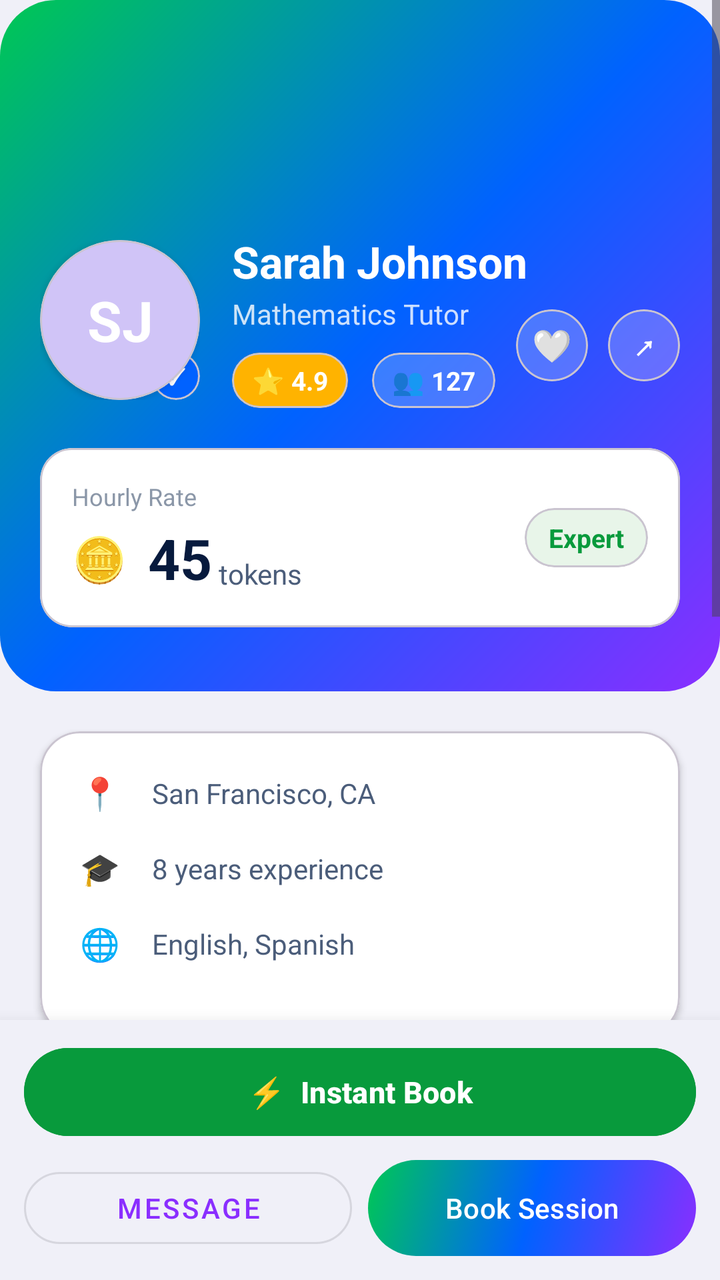
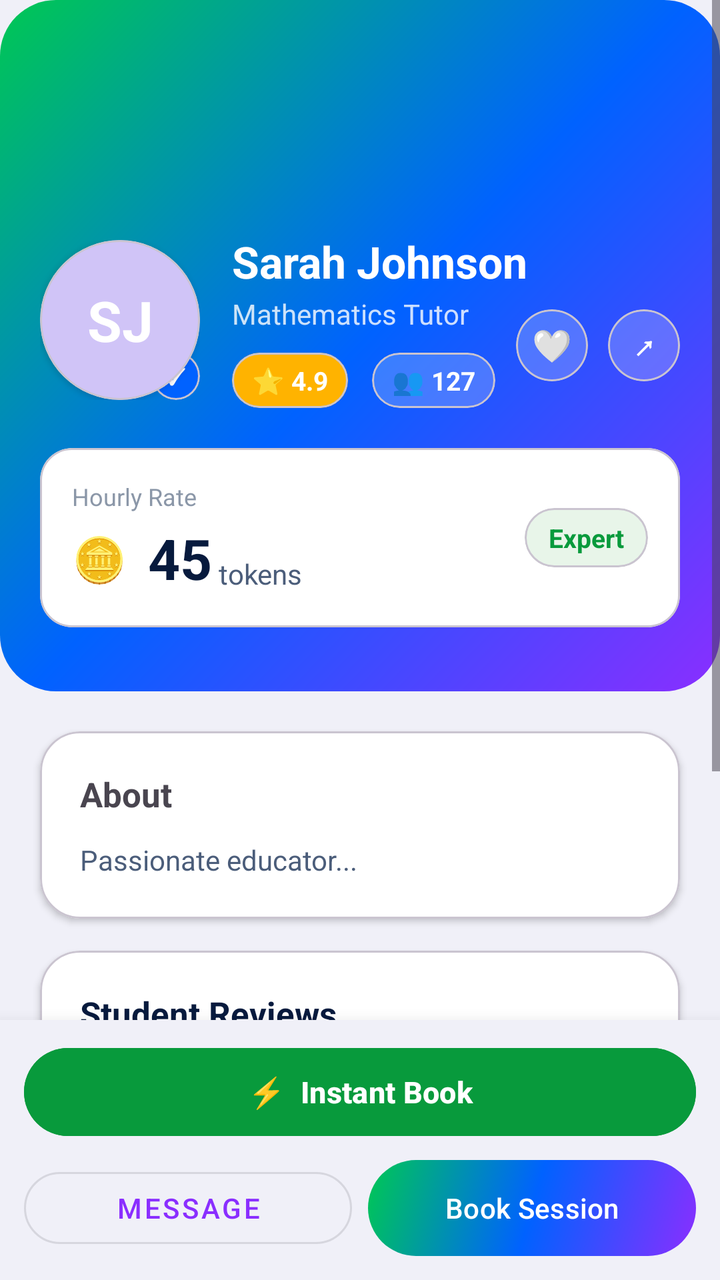

The first picture is an Android layout as it rendered before a commit; the second is the same layout after the commit. The layout source and the unified diff follow.
<!-- AndroidManifest.xml: application theme Theme.PeerTutoringApollo -->
<!-- res/layout/activity_tutor_detail.xml -->
<?xml version="1.0" encoding="utf-8"?>
<LinearLayout xmlns:android="http://schemas.android.com/apk/res/android"
    xmlns:app="http://schemas.android.com/apk/res-auto"
    android:layout_width="match_parent"
    android:layout_height="match_parent"
    android:orientation="vertical"
    android:background="#F0F0F8">

    <ScrollView
        android:layout_width="match_parent"
        android:layout_height="0dp"
        android:layout_weight="1"
        android:fillViewport="true">

        <LinearLayout
            android:layout_width="match_parent"
            android:layout_height="wrap_content"
            android:orientation="vertical">

            <RelativeLayout
                android:layout_width="match_parent"
                android:layout_height="wrap_content"
                android:background="@drawable/bg_button_gradient"
                android:paddingTop="48dp"
                android:paddingBottom="32dp"
                android:paddingHorizontal="20dp">

                <ImageButton
                    android:id="@+id/btnBack"
                    android:layout_width="48dp"
                    android:layout_height="48dp"
                    android:background="@android:color/transparent"
                    android:src="@android:drawable/ic_media_previous"
                    android:contentDescription="Back"
                    android:layout_alignParentStart="true"
                    android:layout_centerVertical="true"
                    app:tint="#FFFFFF" />

                <LinearLayout
                    android:layout_width="wrap_content"
                    android:layout_height="wrap_content"
                    android:orientation="horizontal"
                    android:layout_alignParentEnd="true"
                    android:layout_centerVertical="true">

                    <com.google.android.material.card.MaterialCardView
                        android:id="@+id/btnFavourite"
                        android:layout_width="36dp"
                        android:layout_height="36dp"
                        android:layout_marginEnd="10dp"
                        app:cardCornerRadius="18dp"
                        app:cardBackgroundColor="#33FFFFFF"
                        app:cardElevation="0dp">
                        <TextView android:layout_width="match_parent" android:layout_height="match_parent" android:gravity="center" android:text="🤍" android:textSize="16sp" />
                    </com.google.android.material.card.MaterialCardView>

                    <com.google.android.material.card.MaterialCardView
                        android:id="@+id/btnShare"
                        android:layout_width="36dp"
                        android:layout_height="36dp"
                        app:cardCornerRadius="18dp"
                        app:cardBackgroundColor="#33FFFFFF"
                        app:cardElevation="0dp">
                        <TextView android:layout_width="match_parent" android:layout_height="match_parent" android:gravity="center" android:text="↗" android:textColor="#FFFFFF" android:textSize="16sp" android:textStyle="bold" />
                    </com.google.android.material.card.MaterialCardView>
                </LinearLayout>

                <LinearLayout
                    android:id="@+id/layoutTutorInfo"
                    android:layout_width="wrap_content"
                    android:layout_height="wrap_content"
                    android:orientation="horizontal"
                    android:gravity="center_vertical"
                    android:layout_below="@id/btnBack"
                    android:layout_marginTop="20dp">

                    <FrameLayout android:layout_width="80dp" android:layout_height="80dp" android:layout_marginEnd="16dp">
                        <com.google.android.material.card.MaterialCardView
                            android:layout_width="80dp"
                            android:layout_height="80dp"
                            app:cardCornerRadius="40dp"
                            app:cardBackgroundColor="#D0C4F7"
                            app:cardElevation="2dp">
                            <TextView
                                android:id="@+id/tvTutorInitials"
                                android:layout_width="match_parent"
                                android:layout_height="match_parent"
                                android:gravity="center"
                                android:text="SJ"
                                android:textColor="#FFFFFF"
                                android:textSize="28sp"
                                android:textStyle="bold" />
                        </com.google.android.material.card.MaterialCardView>

                        <com.google.android.material.card.MaterialCardView
                            android:id="@+id/badgeVerified"
                            android:layout_width="24dp"
                            android:layout_height="24dp"
                            android:layout_gravity="bottom|end"
                            app:cardCornerRadius="16dp"
                            app:cardBackgroundColor="#0062FF"
                            app:cardElevation="0dp">
                            <TextView android:layout_width="match_parent" android:layout_height="match_parent" android:gravity="center" android:text="✓" android:textColor="#FFFFFF" android:textSize="11sp" android:textStyle="bold" />
                        </com.google.android.material.card.MaterialCardView>
                    </FrameLayout>

                    <LinearLayout android:layout_width="wrap_content" android:layout_height="wrap_content" android:orientation="vertical">
                        <TextView
                            android:id="@+id/tvTutorName"
                            android:layout_width="wrap_content"
                            android:layout_height="wrap_content"
                            android:text="Sarah Johnson"
                            android:textColor="#FFFFFF"
                            android:textSize="22sp"
                            android:textStyle="bold" />
                        <TextView
                            android:id="@+id/tvTutorSubject"
                            android:layout_width="wrap_content"
                            android:layout_height="wrap_content"
                            android:text="Mathematics Tutor"
                            android:textColor="#CCFFFFFF"
                            android:textSize="14sp"
                            android:layout_marginTop="2dp" />

                        <LinearLayout android:layout_width="wrap_content" android:layout_height="wrap_content" android:orientation="horizontal" android:gravity="center_vertical" android:layout_marginTop="10dp">
                            <com.google.android.material.card.MaterialCardView android:layout_width="wrap_content" android:layout_height="wrap_content" android:layout_marginEnd="12dp" app:cardCornerRadius="16dp" app:cardBackgroundColor="#FFB300" app:cardElevation="0dp">
                                <LinearLayout android:layout_width="wrap_content" android:layout_height="wrap_content" android:orientation="horizontal" android:gravity="center_vertical" android:paddingHorizontal="10dp" android:paddingVertical="5dp">
                                    <TextView android:layout_width="wrap_content" android:layout_height="wrap_content" android:text="⭐ " android:textSize="13sp" />
                                    <TextView android:id="@+id/tvRating" android:layout_width="wrap_content" android:layout_height="wrap_content" android:text="4.9" android:textColor="#FFFFFF" android:textSize="13sp" android:textStyle="bold" />
                                </LinearLayout>
                            </com.google.android.material.card.MaterialCardView>

                            <com.google.android.material.card.MaterialCardView android:layout_width="wrap_content" android:layout_height="wrap_content" app:cardCornerRadius="16dp" app:cardBackgroundColor="#33FFFFFF" app:cardElevation="0dp">
                                <LinearLayout android:layout_width="wrap_content" android:layout_height="wrap_content" android:orientation="horizontal" android:gravity="center_vertical" android:paddingHorizontal="10dp" android:paddingVertical="5dp">
                                    <TextView android:layout_width="wrap_content" android:layout_height="wrap_content" android:text="👥 " android:textSize="13sp" />
                                    <TextView android:id="@+id/tvStudents" android:layout_width="wrap_content" android:layout_height="wrap_content" android:text="127" android:textColor="#FFFFFF" android:textSize="13sp" android:textStyle="bold" />
                                </LinearLayout>
                            </com.google.android.material.card.MaterialCardView>
                        </LinearLayout>
                    </LinearLayout>
                </LinearLayout>

                <com.google.android.material.card.MaterialCardView
                    android:layout_width="match_parent"
                    android:layout_height="wrap_content"
                    android:layout_below="@id/layoutTutorInfo"
                    android:layout_marginTop="20dp"
                    app:cardCornerRadius="16dp"
                    app:cardBackgroundColor="#FFFFFF"
                    app:cardElevation="0dp">

                    <LinearLayout
                        android:layout_width="match_parent"
                        android:layout_height="wrap_content"
                        android:orientation="horizontal"
                        android:gravity="center_vertical"
                        android:padding="16dp">

                        <LinearLayout android:layout_width="0dp" android:layout_height="wrap_content" android:layout_weight="1" android:orientation="vertical">
                            <TextView android:layout_width="wrap_content" android:layout_height="wrap_content" android:text="Hourly Rate" android:textColor="#8B97A8" android:textSize="12sp" android:layout_marginBottom="4dp" />
                            <LinearLayout android:layout_width="wrap_content" android:layout_height="wrap_content" android:orientation="horizontal" android:gravity="center_vertical">
                                <TextView android:layout_width="wrap_content" android:layout_height="wrap_content" android:text="🪙  " android:textSize="22sp" />
                                <TextView android:id="@+id/tvRate" android:layout_width="wrap_content" android:layout_height="wrap_content" android:text="45" android:textColor="#071A3D" android:textSize="28sp" android:textStyle="bold" />
                                <TextView android:layout_width="wrap_content" android:layout_height="wrap_content" android:text=" tokens" android:textColor="#4B5D7A" android:textSize="14sp" android:layout_marginTop="8dp" />
                            </LinearLayout>
                        </LinearLayout>

                        <com.google.android.material.card.MaterialCardView android:layout_width="wrap_content" android:layout_height="wrap_content" app:cardCornerRadius="16dp" app:cardBackgroundColor="#E8F5E9" app:cardElevation="0dp">
                            <TextView android:layout_width="wrap_content" android:layout_height="wrap_content" android:paddingHorizontal="12dp" android:paddingVertical="6dp" android:text="Expert" android:textColor="#089A3C" android:textSize="13sp" android:textStyle="bold" />
                        </com.google.android.material.card.MaterialCardView>
                    </LinearLayout>
                </com.google.android.material.card.MaterialCardView>
            </RelativeLayout>

            <com.google.android.material.card.MaterialCardView
                android:layout_width="match_parent"
                android:layout_height="wrap_content"
                android:layout_marginHorizontal="20dp"
                android:layout_marginTop="20dp"
                android:layout_marginBottom="16dp"
                app:cardCornerRadius="20dp"
                app:cardBackgroundColor="#FFFFFF"
                app:cardElevation="2dp">

                <LinearLayout
                    android:layout_width="match_parent"
                    android:layout_height="wrap_content"
                    android:orientation="vertical"
                    android:padding="20dp">

                    <LinearLayout android:layout_width="match_parent" android:layout_height="wrap_content" android:orientation="horizontal" android:gravity="center_vertical" android:layout_marginBottom="16dp">
                        <TextView android:layout_width="24dp" android:layout_height="wrap_content" android:text="📍" android:textSize="16sp" />
                        <TextView android:id="@+id/tvLocation" android:layout_width="wrap_content" android:layout_height="wrap_content" android:text="San Francisco, CA" android:textColor="#4B5D7A" android:textSize="14sp" android:layout_marginStart="12dp" />
                    </LinearLayout>

                    <LinearLayout android:layout_width="match_parent" android:layout_height="wrap_content" android:orientation="horizontal" android:gravity="center_vertical" android:layout_marginBottom="16dp">
                        <TextView android:layout_width="24dp" android:layout_height="wrap_content" android:text="🎓" android:textSize="16sp" />
                        <TextView android:id="@+id/tvExperience" android:layout_width="wrap_content" android:layout_height="wrap_content" android:text="8 years experience" android:textColor="#4B5D7A" android:textSize="14sp" android:layout_marginStart="12dp" />
                    </LinearLayout>

                    <LinearLayout android:layout_width="match_parent" android:layout_height="wrap_content" android:orientation="horizontal" android:gravity="center_vertical" android:layout_marginBottom="16dp">
                        <TextView android:layout_width="24dp" android:layout_height="wrap_content" android:text="🌐" android:textSize="16sp" />
                        <TextView android:id="@+id/tvLanguages" android:layout_width="wrap_content" android:layout_height="wrap_content" android:text="English, Spanish" android:textColor="#4B5D7A" android:textSize="14sp" android:layout_marginStart="12dp" />
                    </LinearLayout>
                </LinearLayout>
            </com.google.android.material.card.MaterialCardView>

            <com.google.android.material.card.MaterialCardView
                android:layout_width="match_parent" android:layout_height="wrap_content"
                android:layout_marginHorizontal="20dp"
                android:layout_marginBottom="16dp"
                app:cardCornerRadius="20dp"
                app:cardBackgroundColor="#FFFFFF"
                app:cardElevation="2dp">

                <LinearLayout
                    android:layout_width="match_parent"
                    android:layout_height="wrap_content"
                    android:orientation="vertical"
                    android:padding="20dp">
                    <TextView android:layout_width="wrap_content" android:layout_height="wrap_content" android:text="About" android:textStyle="bold" android:textSize="17sp" android:layout_marginBottom="12dp" />
                    <TextView android:id="@+id/tvBio" android:layout_width="match_parent" android:layout_height="wrap_content" android:text="Passionate educator..." android:textColor="#4B5D7A" />
                </LinearLayout>
            </com.google.android.material.card.MaterialCardView>

            
            <com.google.android.material.card.MaterialCardView
                android:layout_width="match_parent"
                android:layout_height="wrap_content"
                android:layout_marginHorizontal="20dp"
                android:layout_marginBottom="100dp"
                app:cardCornerRadius="20dp"
                app:cardBackgroundColor="#FFFFFF"
                app:cardElevation="2dp">

                <LinearLayout
                    android:layout_width="match_parent"
                    android:layout_height="wrap_content"
                    android:orientation="vertical"
                    android:padding="20dp">

                    <TextView
                        android:layout_width="wrap_content"
                        android:layout_height="wrap_content"
                        android:text="Student Reviews"
                        android:textStyle="bold"
                        android:textSize="17sp"
                        android:textColor="#071A3D"
                        android:layout_marginBottom="4dp" />

                    <TextView
                        android:id="@+id/tvReviewCount"
                        android:layout_width="wrap_content"
                        android:layout_height="wrap_content"
                        android:textColor="#8B97A8"
                        android:textSize="12sp"
                        android:layout_marginBottom="16dp" />

                    <LinearLayout
                        android:id="@+id/layoutReviews"
                        android:layout_width="match_parent"
                        android:layout_height="wrap_content"
                        android:orientation="vertical" />

                    <TextView
                        android:id="@+id/tvNoReviews"
                        android:layout_width="match_parent"
                        android:layout_height="wrap_content"
                        android:text="No reviews yet. Be the first!"
                        android:textColor="#8B97A8"
                        android:textSize="14sp"
                        android:gravity="center"
                        android:paddingVertical="12dp"
                        android:visibility="gone" />
                </LinearLayout>
            </com.google.android.material.card.MaterialCardView>

        </LinearLayout>
    </ScrollView>

    <LinearLayout
        android:layout_width="match_parent"
        android:layout_height="wrap_content"
        android:orientation="vertical" android:background="#F0F0F8"
        android:elevation="12dp"
        android:paddingHorizontal="12dp"
        android:paddingTop="10dp"
        android:paddingBottom="12dp">

        <Button
            android:id="@+id/btnInstantBook"
            android:layout_width="match_parent"
            android:layout_height="52dp"
            android:layout_marginBottom="8dp"
            android:text="⚡  Instant Book"
            android:textColor="#FFFFFF"
            android:textSize="15sp"
            android:textStyle="bold"
            android:backgroundTint="#089A3C"
            app:cornerRadius="28dp" />

        <LinearLayout
            android:layout_width="match_parent"
            android:layout_height="wrap_content"
            android:orientation="horizontal">

            <Button
                android:id="@+id/btnMessage"
                android:layout_width="0dp"
                android:layout_height="48dp"
                android:layout_weight="1"
                android:layout_marginEnd="8dp"
                android:text="Message"
                android:textColor="#8A2EFF"
                style="@style/Widget.MaterialComponents.Button.OutlinedButton"
                app:cornerRadius="28dp" />

            <Button
                android:id="@+id/btnBookSession"
                android:layout_width="0dp"
                android:layout_height="48dp"
                android:layout_weight="1"
                android:background="@drawable/bg_button_gradient"
                android:text="Book Session"
                android:textColor="#FFFFFF"
                app:backgroundTint="@null"
                app:cornerRadius="28dp" />
        </LinearLayout>
    </LinearLayout>
</LinearLayout>
<!-- resources referenced by this layout -->
<resources>
  <!-- drawable bg_button_gradient (drawable) -->
  <?xml version="1.0" encoding="utf-8"?>
  <shape xmlns:android="http://schemas.android.com/apk/res/android">
      <gradient
          android:startColor="#8A2EFF"
          android:centerColor="#0062FF"
          android:endColor="#00C853"
          android:angle="135" />
      <corners android:radius="28dp" />
  </shape>
  <style name="Theme.PeerTutoringApollo" parent="Base.Theme.PeerTutoringApollo" />
  <style name="Base.Theme.PeerTutoringApollo" parent="Theme.Material3.DayNight.NoActionBar">
          
          
      </style>
</resources>

<!-- the commit's change to res/layout/activity_tutor_detail.xml (unified diff, before → after) -->
@@ -173,41 +173,9 @@
             </RelativeLayout>
 
             <com.google.android.material.card.MaterialCardView
-                android:layout_width="match_parent"
-                android:layout_height="wrap_content"
+                android:layout_width="match_parent" android:layout_height="wrap_content"
                 android:layout_marginHorizontal="20dp"
                 android:layout_marginTop="20dp"
-                android:layout_marginBottom="16dp"
-                app:cardCornerRadius="20dp"
-                app:cardBackgroundColor="#FFFFFF"
-                app:cardElevation="2dp">
-
-                <LinearLayout
-                    android:layout_width="match_parent"
-                    android:layout_height="wrap_content"
-                    android:orientation="vertical"
-                    android:padding="20dp">
-
-                    <LinearLayout android:layout_width="match_parent" android:layout_height="wrap_content" android:orientation="horizontal" android:gravity="center_vertical" android:layout_marginBottom="16dp">
-                        <TextView android:layout_width="24dp" android:layout_height="wrap_content" android:text="📍" android:textSize="16sp" />
-                        <TextView android:id="@+id/tvLocation" android:layout_width="wrap_content" android:layout_height="wrap_content" android:text="San Francisco, CA" android:textColor="#4B5D7A" android:textSize="14sp" android:layout_marginStart="12dp" />
-                    </LinearLayout>
-
-                    <LinearLayout android:layout_width="match_parent" android:layout_height="wrap_content" android:orientation="horizontal" android:gravity="center_vertical" android:layout_marginBottom="16dp">
-                        <TextView android:layout_width="24dp" android:layout_height="wrap_content" android:text="🎓" android:textSize="16sp" />
-                        <TextView android:id="@+id/tvExperience" android:layout_width="wrap_content" android:layout_height="wrap_content" android:text="8 years experience" android:textColor="#4B5D7A" android:textSize="14sp" android:layout_marginStart="12dp" />
-                    </LinearLayout>
-
-                    <LinearLayout android:layout_width="match_parent" android:layout_height="wrap_content" android:orientation="horizontal" android:gravity="center_vertical" android:layout_marginBottom="16dp">
-                        <TextView android:layout_width="24dp" android:layout_height="wrap_content" android:text="🌐" android:textSize="16sp" />
-                        <TextView android:id="@+id/tvLanguages" android:layout_width="wrap_content" android:layout_height="wrap_content" android:text="English, Spanish" android:textColor="#4B5D7A" android:textSize="14sp" android:layout_marginStart="12dp" />
-                    </LinearLayout>
-                </LinearLayout>
-            </com.google.android.material.card.MaterialCardView>
-
-            <com.google.android.material.card.MaterialCardView
-                android:layout_width="match_parent" android:layout_height="wrap_content"
-                android:layout_marginHorizontal="20dp"
                 android:layout_marginBottom="16dp"
                 app:cardCornerRadius="20dp"
                 app:cardBackgroundColor="#FFFFFF"
<!-- resource entries referenced after the edit -->
@@ -11,7 +11,7 @@
       <corners android:radius="28dp" />
   </shape>
   <style name="Theme.PeerTutoringApollo" parent="Base.Theme.PeerTutoringApollo" />
-  <style name="Base.Theme.PeerTutoringApollo" parent="Theme.Material3.DayNight.NoActionBar">
+  <style name="Base.Theme.PeerTutoringApollo" parent="Theme.Material3.Light.NoActionBar">
           
           
       </style>
